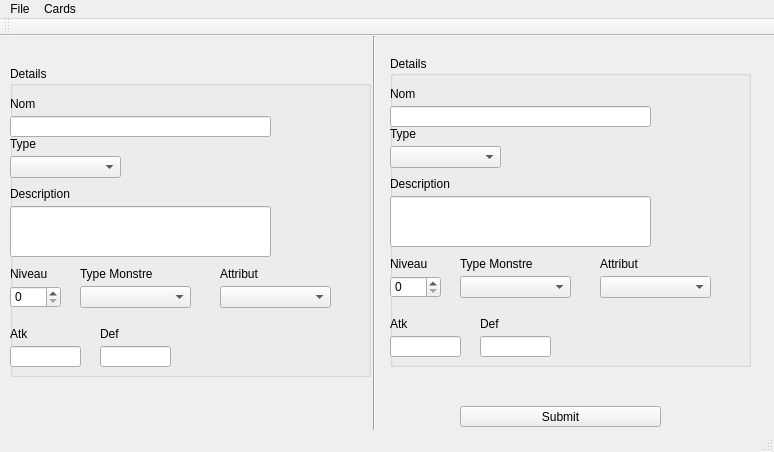
This is gameCard-gen/gameCard-gen/gameCardgen.ui in simplyyCarlos/gameCard-gen as Qt 5 draws it before an edit. The edited form follows.
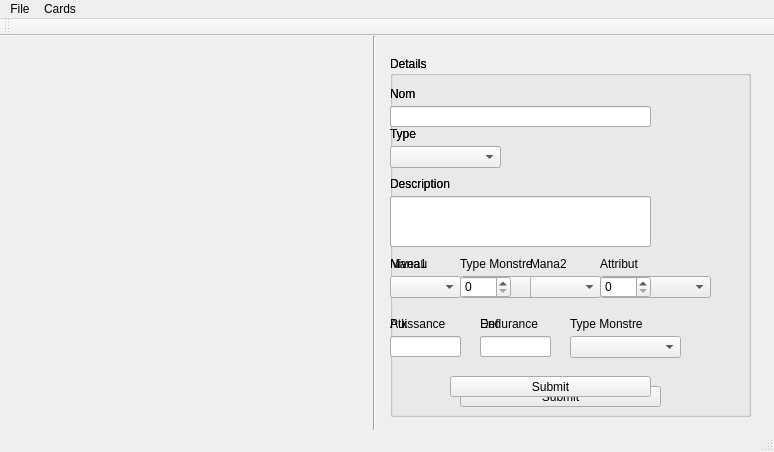
This is the edited form.

Commit message: fix : finish the forms of magic card in the main window

```diff
--- a/gameCard-gen/gameCard-gen/gameCardgen.ui
+++ b/gameCard-gen/gameCard-gen/gameCardgen.ui
@@ -14,19 +14,6 @@
    <string>gameCardgen</string>
   </property>
   <widget class="QWidget" name="centralWidget">
-   <widget class="QPushButton" name="pushButton_Submit">
-    <property name="geometry">
-     <rect>
-      <x>460</x>
-      <y>370</y>
-      <width>201</width>
-      <height>21</height>
-     </rect>
-    </property>
-    <property name="text">
-     <string>Submit</string>
-    </property>
-   </widget>
    <widget class="Line" name="line">
     <property name="geometry">
      <rect>
@@ -46,7 +33,7 @@
       <x>390</x>
       <y>20</y>
       <width>361</width>
-      <height>311</height>
+      <height>361</height>
      </rect>
     </property>
     <property name="title">
@@ -236,20 +223,32 @@
       </rect>
      </property>
     </widget>
-   </widget>
-   <widget class="QGroupBox" name="groupBox_Details_YuGiOh_2">
+    <widget class="QPushButton" name="pushButton_Submit_Yugioh">
+     <property name="geometry">
+      <rect>
+       <x>70</x>
+       <y>330</y>
+       <width>201</width>
+       <height>21</height>
+      </rect>
+     </property>
+     <property name="text">
+      <string>Submit</string>
+     </property>
+    </widget>
+    <widget class="QGroupBox" name="groupBox_Details_Magic">
     <property name="geometry">
      <rect>
-      <x>10</x>
-      <y>30</y>
+       <x>0</x>
+       <y>0</y>
       <width>361</width>
-      <height>311</height>
+       <height>361</height>
      </rect>
     </property>
     <property name="title">
      <string>Details</string>
     </property>
-    <widget class="QLineEdit" name="lineEdit_Nom_2">
+     <widget class="QLineEdit" name="lineEdit_Nom_Magic">
      <property name="geometry">
       <rect>
        <x>0</x>
@@ -259,7 +258,7 @@
       </rect>
      </property>
     </widget>
-    <widget class="QLineEdit" name="lineEdit_Description_2">
+     <widget class="QLineEdit" name="lineEdit_Description_Magic">
      <property name="geometry">
       <rect>
        <x>0</x>
@@ -269,7 +268,7 @@
       </rect>
      </property>
     </widget>
-    <widget class="QLineEdit" name="lineEdit_Atk_2">
+     <widget class="QLineEdit" name="lineEdit_Puissance_Magic">
      <property name="geometry">
       <rect>
        <x>0</x>
@@ -279,7 +278,7 @@
       </rect>
      </property>
     </widget>
-    <widget class="QLabel" name="label_Nom_2">
+     <widget class="QLabel" name="label_Nom_Magic">
      <property name="geometry">
       <rect>
        <x>0</x>
@@ -292,7 +291,7 @@
       <string>Nom</string>
      </property>
     </widget>
-    <widget class="QLabel" name="label_Type_2">
+     <widget class="QLabel" name="label_Type_Magic">
      <property name="geometry">
       <rect>
        <x>0</x>
@@ -305,7 +304,7 @@
       <string>Type</string>
      </property>
     </widget>
-    <widget class="QLabel" name="label_Description_2">
+     <widget class="QLabel" name="label_Description_Magic">
      <property name="geometry">
       <rect>
        <x>0</x>
@@ -318,7 +317,7 @@
       <string>Description</string>
      </property>
     </widget>
-    <widget class="QLabel" name="label_Atk_2">
+     <widget class="QLabel" name="label_Puissance_Magic">
      <property name="geometry">
       <rect>
        <x>0</x>
@@ -328,37 +327,14 @@
       </rect>
      </property>
      <property name="text">
-      <string>Atk</string>
-     </property>
-    </widget>
-    <widget class="QLabel" name="label_Niveau_2">
+       <string>Puissance</string>
+      </property>
+     </widget>
+     <widget class="QLabel" name="label_TypeMonstre_Magic">
      <property name="geometry">
       <rect>
-       <x>0</x>
-       <y>200</y>
-       <width>71</width>
-       <height>16</height>
-      </rect>
-     </property>
-     <property name="text">
-      <string>Niveau</string>
-     </property>
-    </widget>
-    <widget class="QSpinBox" name="spinBox_Level_2">
-     <property name="geometry">
-      <rect>
-       <x>0</x>
-       <y>220</y>
-       <width>51</width>
-       <height>22</height>
-      </rect>
-     </property>
-    </widget>
-    <widget class="QLabel" name="label_TypeMonstre_2">
-     <property name="geometry">
-      <rect>
-       <x>70</x>
-       <y>200</y>
+        <x>180</x>
+        <y>260</y>
        <width>81</width>
        <height>16</height>
       </rect>
@@ -367,40 +343,17 @@
       <string>Type Monstre</string>
      </property>
     </widget>
-    <widget class="QComboBox" name="comboBox_TypeMonstre_2">
+     <widget class="QComboBox" name="comboBox_TypeMonstre_Magic">
      <property name="geometry">
       <rect>
-       <x>70</x>
-       <y>220</y>
+        <x>180</x>
+        <y>280</y>
        <width>111</width>
        <height>22</height>
       </rect>
      </property>
     </widget>
-    <widget class="QLabel" name="label_Attribut_2">
-     <property name="geometry">
-      <rect>
-       <x>210</x>
-       <y>200</y>
-       <width>81</width>
-       <height>16</height>
-      </rect>
-     </property>
-     <property name="text">
-      <string>Attribut</string>
-     </property>
-    </widget>
-    <widget class="QComboBox" name="comboBox_AttributMonstre_2">
-     <property name="geometry">
-      <rect>
-       <x>210</x>
-       <y>220</y>
-       <width>111</width>
-       <height>22</height>
-      </rect>
-     </property>
-    </widget>
-    <widget class="QLabel" name="label_Def_2">
+     <widget class="QLabel" name="label_Endurance_Magic">
      <property name="geometry">
       <rect>
        <x>90</x>
@@ -410,10 +363,10 @@
       </rect>
      </property>
      <property name="text">
-      <string>Def</string>
-     </property>
-    </widget>
-    <widget class="QLineEdit" name="lineEdit_Def_2">
+       <string>Endurance</string>
+      </property>
+     </widget>
+     <widget class="QLineEdit" name="lineEdit_Endurance_Magic">
      <property name="geometry">
       <rect>
        <x>90</x>
@@ -423,7 +376,7 @@
       </rect>
      </property>
     </widget>
-    <widget class="QComboBox" name="comboBox_TypeCard_2">
+     <widget class="QComboBox" name="comboBox_TypeCard_Magic">
      <property name="geometry">
       <rect>
        <x>0</x>
@@ -432,6 +385,86 @@
        <height>22</height>
       </rect>
      </property>
+     </widget>
+     <widget class="QPushButton" name="pushButton_Submit_Magic">
+      <property name="geometry">
+       <rect>
+        <x>60</x>
+        <y>320</y>
+        <width>201</width>
+        <height>21</height>
+       </rect>
+      </property>
+      <property name="text">
+       <string>Submit</string>
+      </property>
+     </widget>
+     <widget class="QLabel" name="label_Mana1_Magic">
+      <property name="geometry">
+       <rect>
+        <x>0</x>
+        <y>200</y>
+        <width>71</width>
+        <height>16</height>
+       </rect>
+      </property>
+      <property name="text">
+       <string>Mana1</string>
+      </property>
+     </widget>
+     <widget class="QComboBox" name="comboBox_Mana1_Magic">
+      <property name="geometry">
+       <rect>
+        <x>0</x>
+        <y>220</y>
+        <width>71</width>
+        <height>22</height>
+       </rect>
+      </property>
+     </widget>
+     <widget class="QSpinBox" name="spinBox_nbMana1_Magic">
+      <property name="geometry">
+       <rect>
+        <x>70</x>
+        <y>220</y>
+        <width>51</width>
+        <height>22</height>
+       </rect>
+      </property>
+     </widget>
+     <widget class="QLabel" name="label_Mana2_Magic">
+      <property name="geometry">
+       <rect>
+        <x>140</x>
+        <y>200</y>
+        <width>71</width>
+        <height>16</height>
+       </rect>
+      </property>
+      <property name="text">
+       <string>Mana2</string>
+      </property>
+     </widget>
+     <widget class="QComboBox" name="comboBox_Mana2_Magic">
+      <property name="geometry">
+       <rect>
+        <x>140</x>
+        <y>220</y>
+        <width>71</width>
+        <height>22</height>
+       </rect>
+      </property>
+     </widget>
+     <widget class="QSpinBox" name="spinBox_nbMana2_Magic">
+      <property name="geometry">
+       <rect>
+        <x>210</x>
+        <y>220</y>
+        <width>51</width>
+        <height>22</height>
+       </rect>
+      </property>
+     </widget>
     </widget>
    </widget>
   </widget>
```
Left out of the diff: 32 changed lines with no effect on the pictures. Lines whose indentation alone changed are shown as unchanged.
